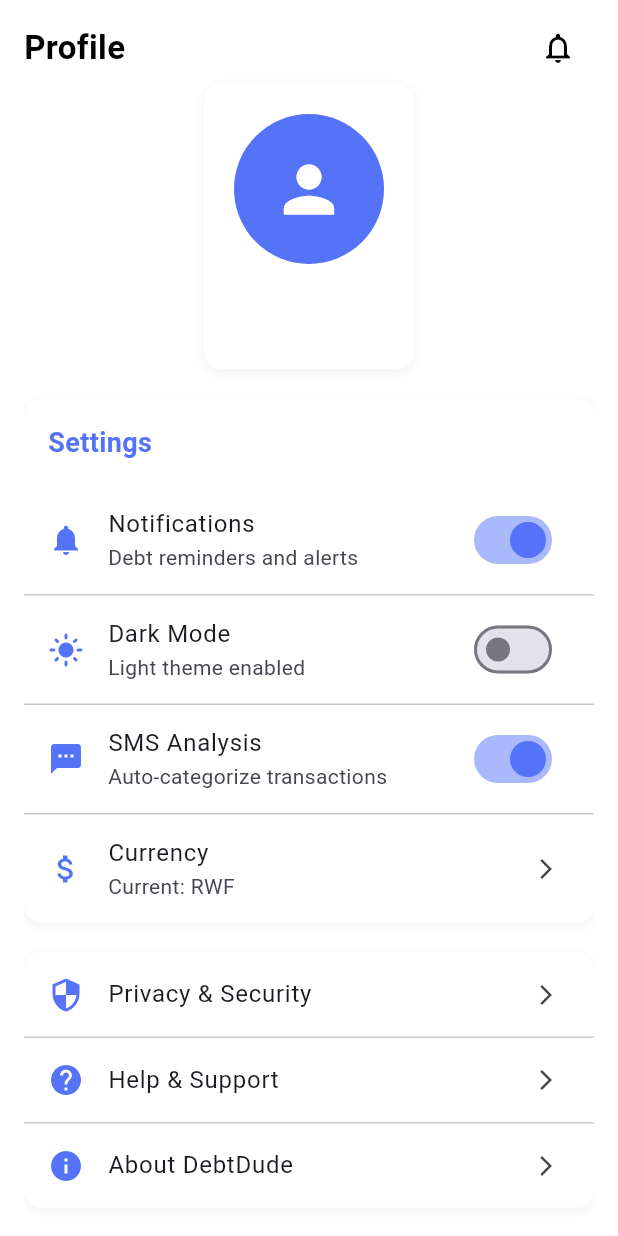
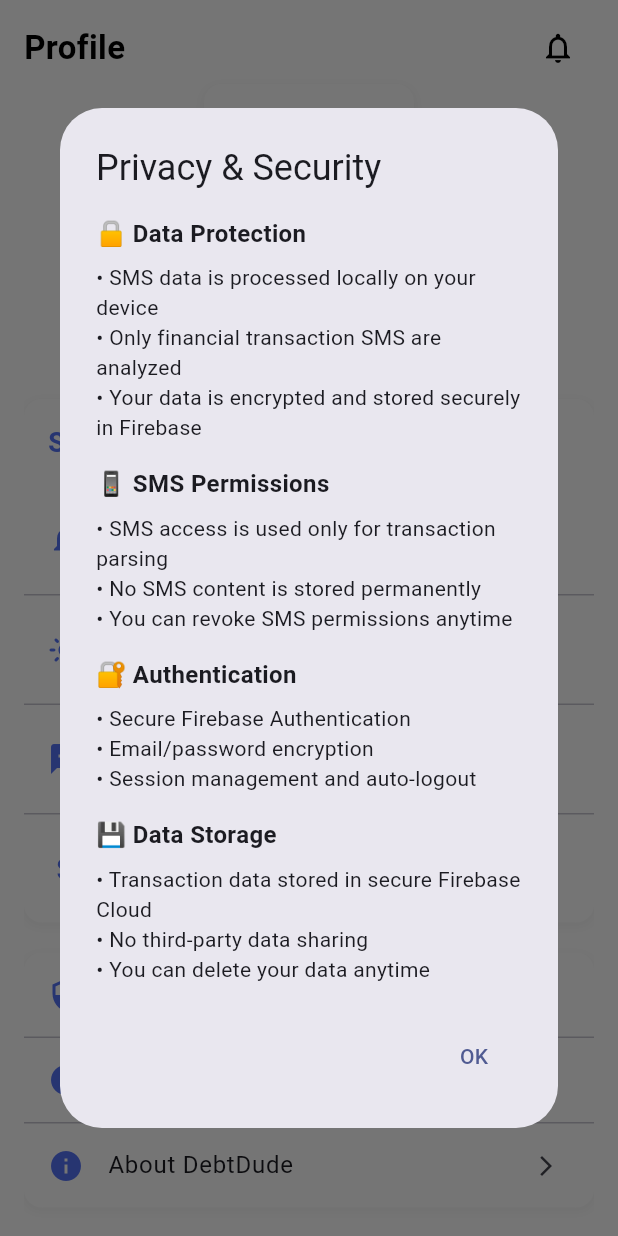
Before and after one commit to didierdrin/debtdude, a Flutter app: the ProfileScreen screen opened directly, after a tap on "Privacy & Security", on a phone screen of 412 x 824 dp. Run offline on Flutter 3.47's test engine with Material 3 defaults, Android fonts, the phone set to English and light mode, and no system bars; our stand-ins replace cloud_firestore, firebase_auth, firebase_core, flutter_bloc, permission_handler; missing offline and left inert: flutter_sms_inbox; accounts and stored records are empty.

Commit message:
updated the privacy and security section

```diff
--- a/lib/screens/profile_screen.dart
+++ b/lib/screens/profile_screen.dart
@@ -291,7 +291,7 @@ class _ProfileScreenState extends State<ProfileScreen> {
                       title: const Text('Privacy & Security'),
                       trailing: const Icon(Icons.arrow_forward_ios, size: 16),
                       onTap: () {
-                        // Navigate to privacy settings
+                        _showPrivacyDialog();
                       },
                     ),
                     const Divider(height: 1),
@@ -390,6 +390,66 @@ class _ProfileScreenState extends State<ProfileScreen> {
               ),
             ],
           ),
+        );
+      },
+    );
+  }
+
+  void _showPrivacyDialog() {
+    showDialog(
+      context: context,
+      builder: (BuildContext context) {
+        return AlertDialog(
+          title: const Text('Privacy & Security'),
+          content: const SingleChildScrollView(
+            child: Column(
+              mainAxisSize: MainAxisSize.min,
+              crossAxisAlignment: CrossAxisAlignment.start,
+              children: [
+                Text(
+                  '🔒 Data Protection',
+                  style: TextStyle(fontWeight: FontWeight.w600, fontSize: 16),
+                ),
+                SizedBox(height: 8),
+                Text('• SMS data is processed locally on your device'),
+                Text('• Only financial transaction SMS are analyzed'),
+                Text('• Your data is encrypted and stored securely in Firebase'),
+                SizedBox(height: 16),
+                Text(
+                  '📱 SMS Permissions',
+                  style: TextStyle(fontWeight: FontWeight.w600, fontSize: 16),
+                ),
+                SizedBox(height: 8),
+                Text('• SMS access is used only for transaction parsing'),
+                Text('• No SMS content is stored permanently'),
+                Text('• You can revoke SMS permissions anytime'),
+                SizedBox(height: 16),
+                Text(
+                  '🔐 Authentication',
+                  style: TextStyle(fontWeight: FontWeight.w600, fontSize: 16),
+                ),
+                SizedBox(height: 8),
+                Text('• Secure Firebase Authentication'),
+                Text('• Email/password encryption'),
+                Text('• Session management and auto-logout'),
+                SizedBox(height: 16),
+                Text(
+                  '💾 Data Storage',
+                  style: TextStyle(fontWeight: FontWeight.w600, fontSize: 16),
+                ),
+                SizedBox(height: 8),
+                Text('• Transaction data stored in secure Firebase Cloud'),
+                Text('• No third-party data sharing'),
+                Text('• You can delete your data anytime'),
+              ],
+            ),
+          ),
+          actions: [
+            TextButton(
+              onPressed: () => Navigator.pop(context),
+              child: const Text('OK'),
+            ),
+          ],
         );
       },
     );
```
